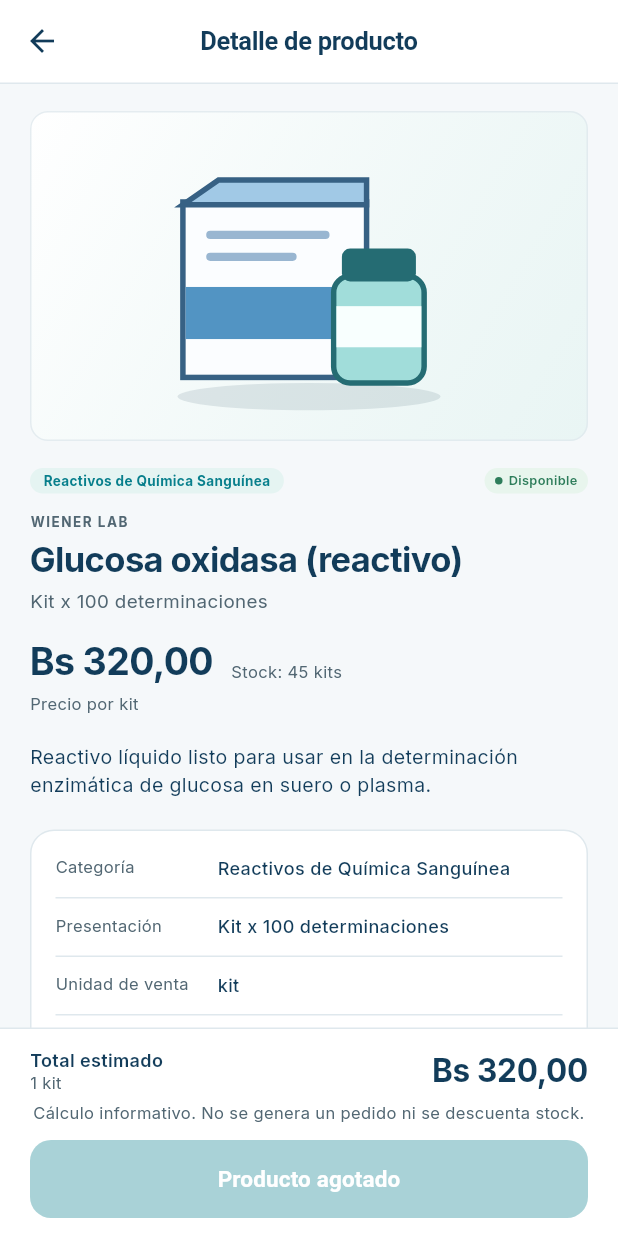
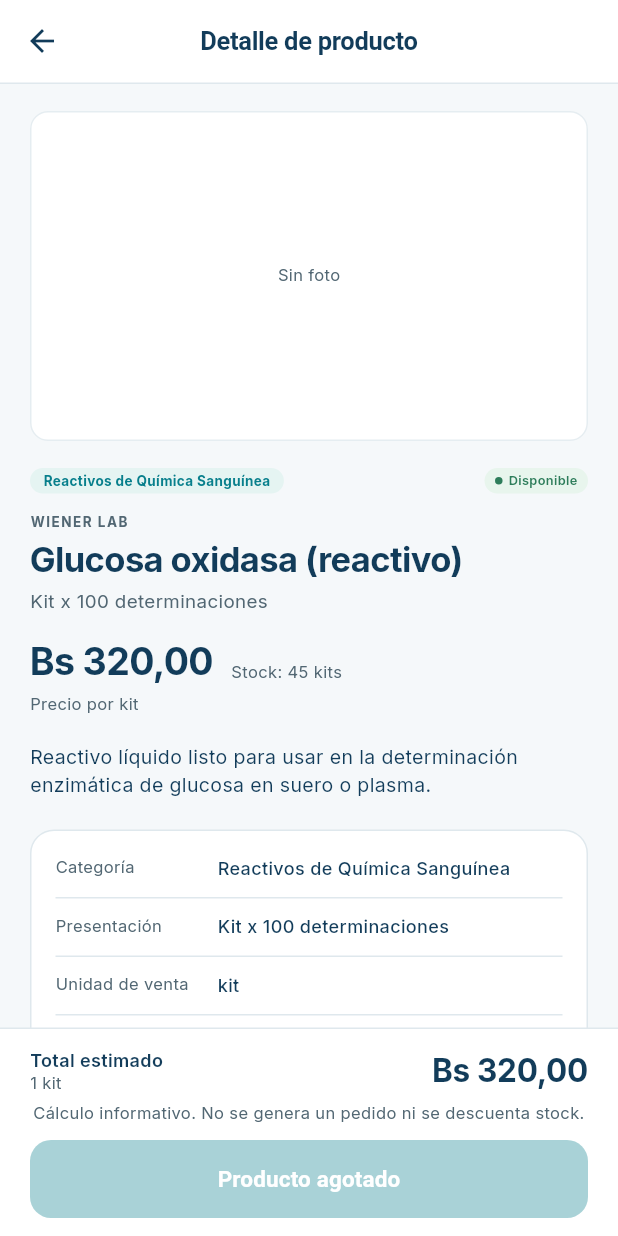
Before and after one commit to Uribe55/Proyecto_PharmaLab, a Flutter app: the ProductDetailScreen screen opened directly with sample values from the repository, on a phone screen of 412 x 824 dp. Run offline on Flutter 3.47's test engine with Material 3 defaults, Android fonts, the phone set to English and light mode, and no system bars; our stand-ins replace cloud_firestore, firebase_auth, firebase_core, fl_chart, flutter_svg, google_fonts and 1 more; accounts and stored records are empty.

Commit message:
feat: mostrar fotografías reales en el catálogo

```diff
--- a/lib/widgets/product_image.dart
+++ b/lib/widgets/product_image.dart
@@ -1,11 +1,9 @@
 import 'package:flutter/material.dart';
-import 'package:flutter_svg/flutter_svg.dart';
 
 import '../models/product.dart';
 import '../theme/app_theme.dart';
-import 'category_visuals.dart';
 
-/// Ilustración local del producto o de su categoría.
+/// Fotografía local para los productos que tienen una imagen disponible.
 class ProductImage extends StatelessWidget {
   const ProductImage({super.key, required this.product, this.height = 96});
 
@@ -14,53 +12,63 @@ class ProductImage extends StatelessWidget {
 
   @override
   Widget build(BuildContext context) {
+    final photo = _photoName(product);
     return Container(
       height: height,
       width: double.infinity,
       decoration: BoxDecoration(
-        gradient: LinearGradient(
-          colors: [
-            AppColors.surface,
-            categoryBackground(product.category).withValues(alpha: 0.75),
-          ],
-          begin: Alignment.topLeft,
-          end: Alignment.bottomRight,
-        ),
+        color: Colors.white,
         borderRadius: BorderRadius.circular(12),
         border: Border.all(color: AppColors.border.withValues(alpha: 0.8)),
       ),
       child: Padding(
         padding: const EdgeInsets.all(3),
-        child: SvgPicture.asset(
-          'assets/images/products/${_illustrationName(product)}.svg',
-          excludeFromSemantics: true,
-          fit: BoxFit.contain,
-        ),
+        child: photo == null
+            ? _missingPhoto
+            : Image.asset(
+                'assets/images/products/$photo.png',
+                excludeFromSemantics: true,
+                fit: BoxFit.contain,
+                errorBuilder: (_, _, _) => _missingPhoto,
+              ),
       ),
     );
   }
+
+  static const _missingPhoto = Center(
+    child: Text('Sin foto', style: AppText.meta),
+  );
 }
 
-String _illustrationName(Product product) {
+String? _photoName(Product product) {
   final name = product.name.toLowerCase();
+  final description = '$name ${product.presentation.toLowerCase()}';
   return switch (name) {
-    _ when name.contains('ibuprofeno') => 'ibuprofeno',
+    _ when name.contains('ibuprofeno') && _hasAmount(description, 400, 'mg') =>
+      'ibuprofeno',
+    _ when name.contains('loratadina') && _hasAmount(description, 10, 'mg') =>
+      'loratadina',
+    _ when name.contains('paracetamol') && _hasAmount(description, 500, 'mg') =>
+      'paracetamol',
     _ when name.contains('gel') && name.contains('antibacterial') => 'gel',
-    _ when name.contains('microscopio') => 'microscopio',
+    _ when name.contains('jabón') || name.contains('jabon') => 'jabon',
     _ when name.contains('centrífuga') || name.contains('centrifuga') =>
       'centrifuga',
-    _ when name.contains('guante') => 'guantes',
+    _ when name.contains('ecógrafo') || name.contains('ecografo') => 'equipo',
+    _
+        when name.contains('guante') &&
+            (name.contains('nitrilo') ||
+                product.material.toLowerCase().contains('nitrilo')) =>
+      'guantes',
     _ when name.contains('mascarilla') => 'mascarilla',
-    _
-        when name.contains('tubo de ensayo') ||
-            name.contains('tubos de ensayo') =>
-      'tubos',
-    _ when name.contains('punta') && name.contains('pipeta') => 'puntas',
-    _ => switch (product.category) {
-      ProductCategory.reactivosQuimicaSanguinea => 'reactivo',
-      ProductCategory.reactivosInmunologia => 'inmunologia',
-      ProductCategory.equiposLaboratorio => 'equipo',
-      ProductCategory.insumosClinicos => 'insumos',
-    },
+    _ when RegExp(r'\bbatas?\b').hasMatch(name) => 'batas',
+    _ when name.contains('gasa') => 'gasa',
+    _ when name.contains('jeringa') && _hasAmount(description, 10, 'ml') =>
+      'jeringa',
+    _ => null,
   };
 }
+
+bool _hasAmount(String description, int amount, String unit) {
+  return RegExp('\\b$amount\\s*$unit\\b').hasMatch(description);
+}
```
Also changed, not shown: assets/images/products/batas.png (added), assets/images/products/centrifuga.png (added), assets/images/products/equipo.png (added), assets/images/products/gasa.png (added), assets/images/products/gel.png (added), assets/images/products/guantes.png (added), assets/images/products/ibuprofeno.png (added), assets/images/products/jabon.png (added), assets/images/products/jeringa.png (added), assets/images/products/loratadina.png (added), assets/images/products/mascarilla.png (added), assets/images/products/paracetamol.png (added).
